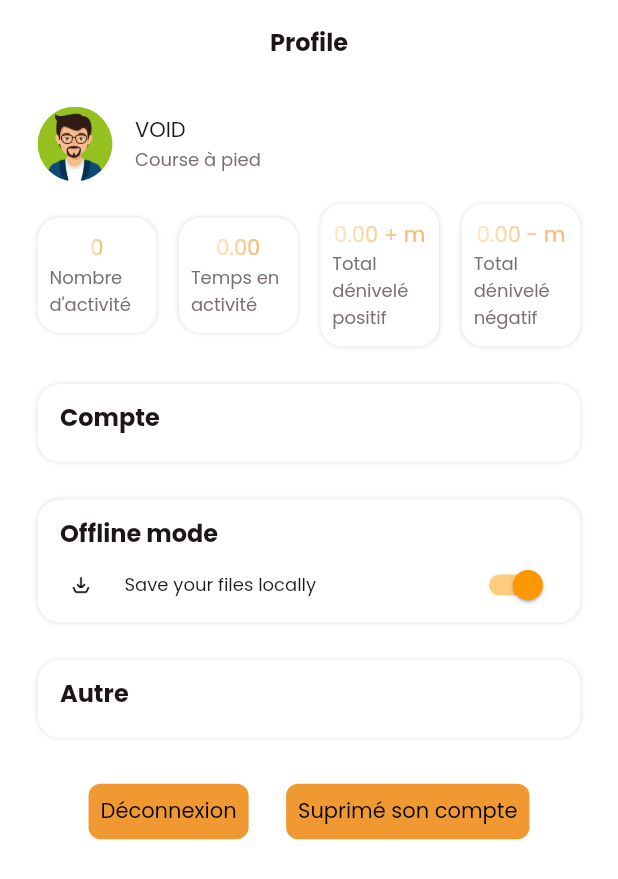
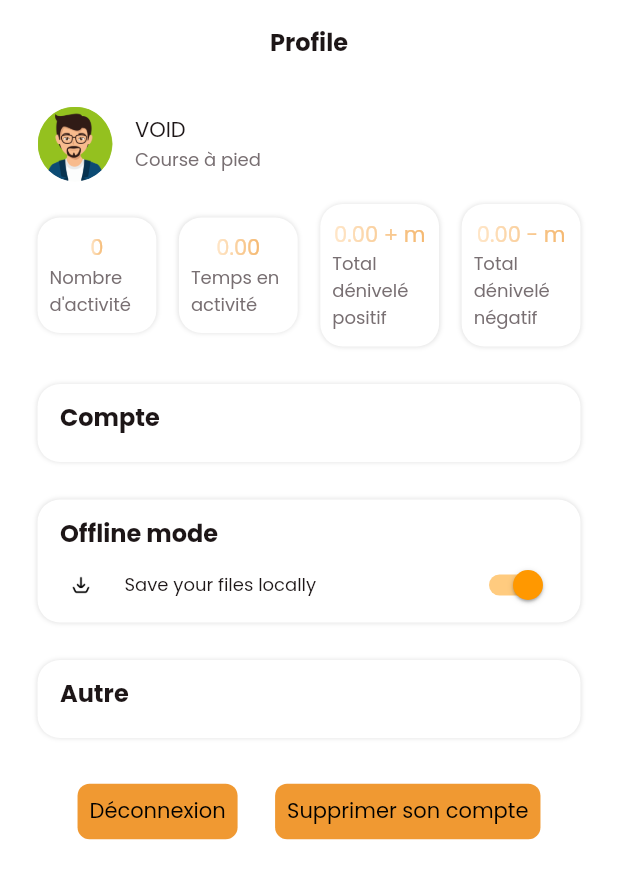
Before and after one commit to SmartFitUCA/SmartFit_App, a Flutter app: the ProfileViewAllPlatforme screen opened directly with empty values, on a phone screen of 412 x 824 dp. Shown: the top 879 px of the screen. Run offline on Flutter 3.47's test engine with Material 2 defaults, Android fonts, the phone set to English and light mode, and no system bars; our stand-ins replace animated_toggle_switch, csv, email_validator, file_picker, fl_chart, flutter_bloc and 7 more; missing offline and left inert: fit_tool, simple_animation_progress_bar; generated files the repository leaves out were written again.

Commit message:
correction orthographe

```diff
--- a/lib/view/profile/all_platforme/profile_view_allplatforme.dart
+++ b/lib/view/profile/all_platforme/profile_view_allplatforme.dart
@@ -124,7 +124,7 @@ class _ProfileViewAllPlatforme extends State<ProfileViewAllPlatforme> {
                         shape: RoundedRectangleBorder(
                             borderRadius: BorderRadius.circular(8))),
                     onPressed: deleteUser,
-                    child: const Text('Suprimé son compte',
+                    child: const Text('Supprimer son compte',
                         style: TextStyle(color: Colors.black)),
                   ),
                 ],
```
